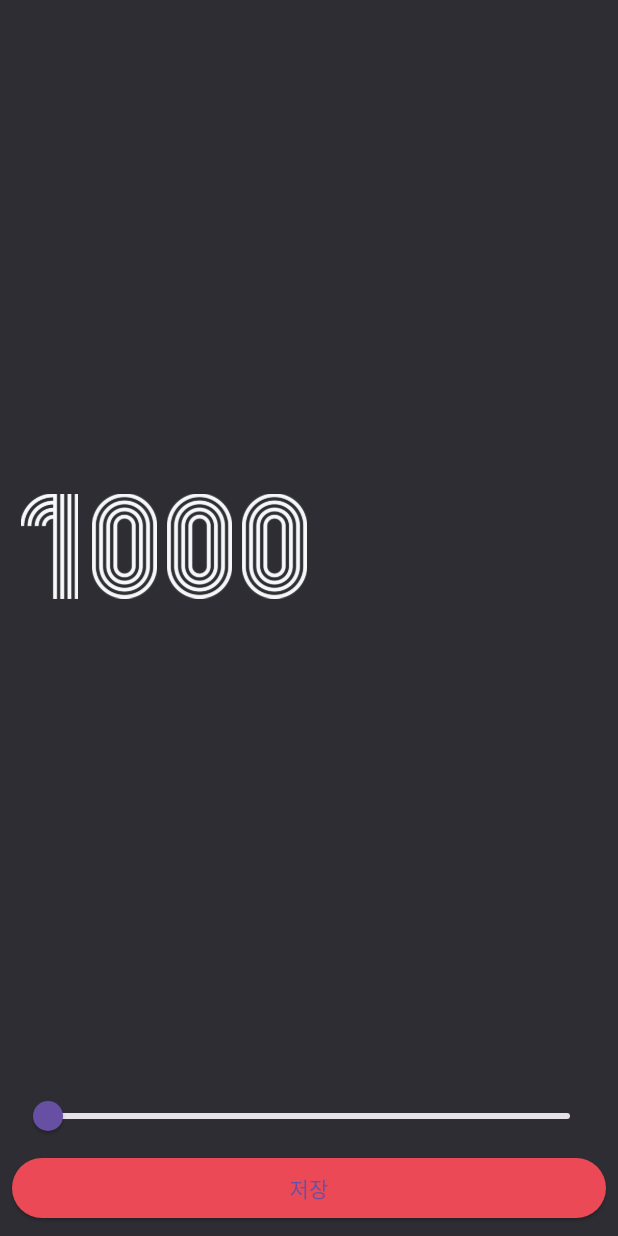
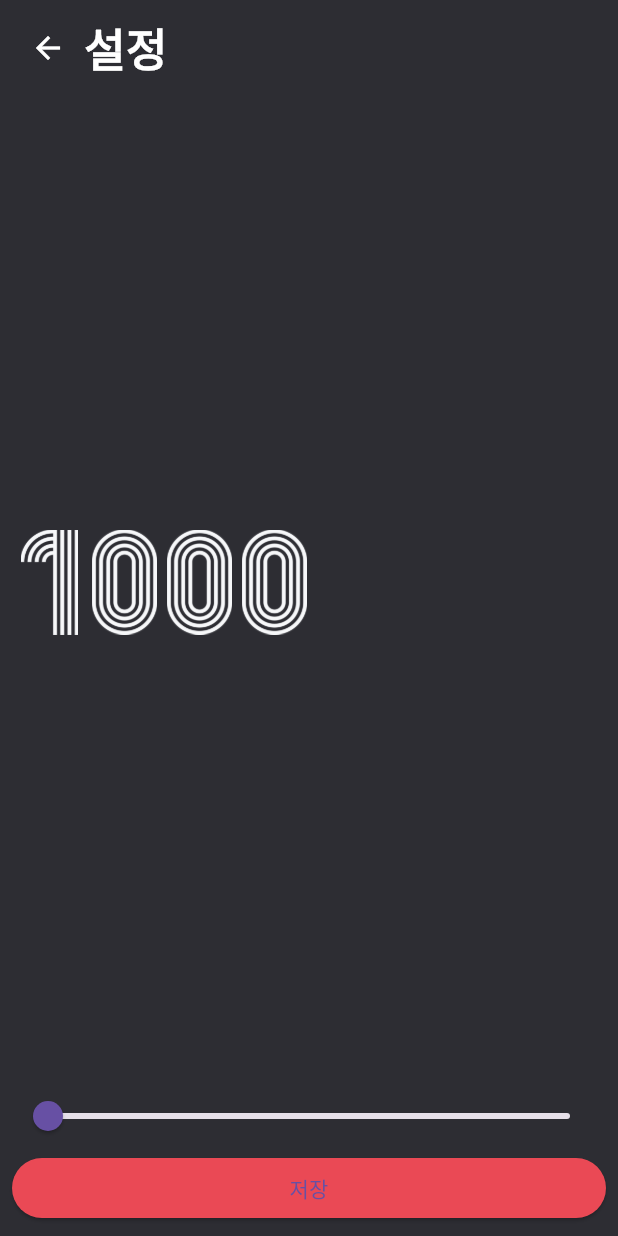
Before and after one commit to torder-raven/random_number, a Flutter app: the screen it shows after launch, after a tap on the "settings" icon, on a phone screen of 412 x 824 dp. Run offline on Flutter 3.47's test engine with Material 3 defaults, Android fonts, the phone set to English and light mode, and no system bars; missing offline and left inert: dart:ffi.

Commit message:
- immutable Widget에 대한 const 접두어 추가 - deprecated 대응 - 설정 화면에서의 뒤로가기 버튼, 타이틀 추가

```diff
--- a/lib/screen/home_screen.dart
+++ b/lib/screen/home_screen.dart
@@ -85,7 +85,7 @@ class _Header extends StatelessWidget {
     return Row(
       mainAxisAlignment: MainAxisAlignment.spaceBetween,
       children: [
-        Text(
+        const Text(
           "랜덤 색상 생성기",
           style: TextStyle(
             color: Colors.white,
@@ -95,7 +95,7 @@ class _Header extends StatelessWidget {
         ),
         IconButton(
           onPressed: onPressed,
-          icon: Icon(
+          icon: const Icon(
             Icons.settings,
             color: redColor,
           ),
@@ -151,15 +151,15 @@ class _Footer extends StatelessWidget {
       width: double.infinity,
       child: ElevatedButton(
         onPressed: onGeneratePressed,
-        child: Text(
+        style: ElevatedButton.styleFrom(
+          backgroundColor: redColor,
+        ),
+        child: const Text(
           "생성하기",
           style: TextStyle(
             color: Colors.white,
           ),
         ),
-        style: ElevatedButton.styleFrom(
-          primary: redColor,
-        ),
       ),
     );
   }
--- a/lib/screen/setting_screen.dart
+++ b/lib/screen/setting_screen.dart
@@ -29,6 +29,9 @@ class _SettingsScreenState extends State<SettingsScreen> {
           padding: const EdgeInsets.all(8.0),
           child: Column(
             children: [
+              _Header(
+                onPressed: onButtonPressed,
+              ),
               _Body(
                 maxNumber: maxNumber,
               ),
@@ -52,6 +55,35 @@ class _SettingsScreenState extends State<SettingsScreen> {
 
   void onButtonPressed() {
     Navigator.of(context).pop(maxNumber.toInt());
+  }
+}
+
+class _Header extends StatelessWidget {
+  final VoidCallback onPressed;
+
+  const _Header({required this.onPressed, super.key});
+
+  @override
+  Widget build(BuildContext context) {
+    return Row(
+      children: [
+        IconButton(
+          onPressed: onPressed,
+          icon: const Icon(
+            Icons.arrow_back,
+            color: Colors.white,
+          ),
+        ),
+        const Text(
+          "설정",
+          style: TextStyle(
+            color: Colors.white,
+            fontSize: 30.0,
+            fontWeight: FontWeight.w700,
+          ),
+        ),
+      ],
+    );
   }
 }
 
@@ -95,8 +127,8 @@ class _Footer extends StatelessWidget {
           width: double.infinity,
           child: ElevatedButton(
             onPressed: onButtonPressed,
-            child: Text("저장"),
-            style: ElevatedButton.styleFrom(primary: redColor),
+            style: ElevatedButton.styleFrom(backgroundColor: redColor),
+            child: const Text("저장"),
           ),
         ),
       ],
```
